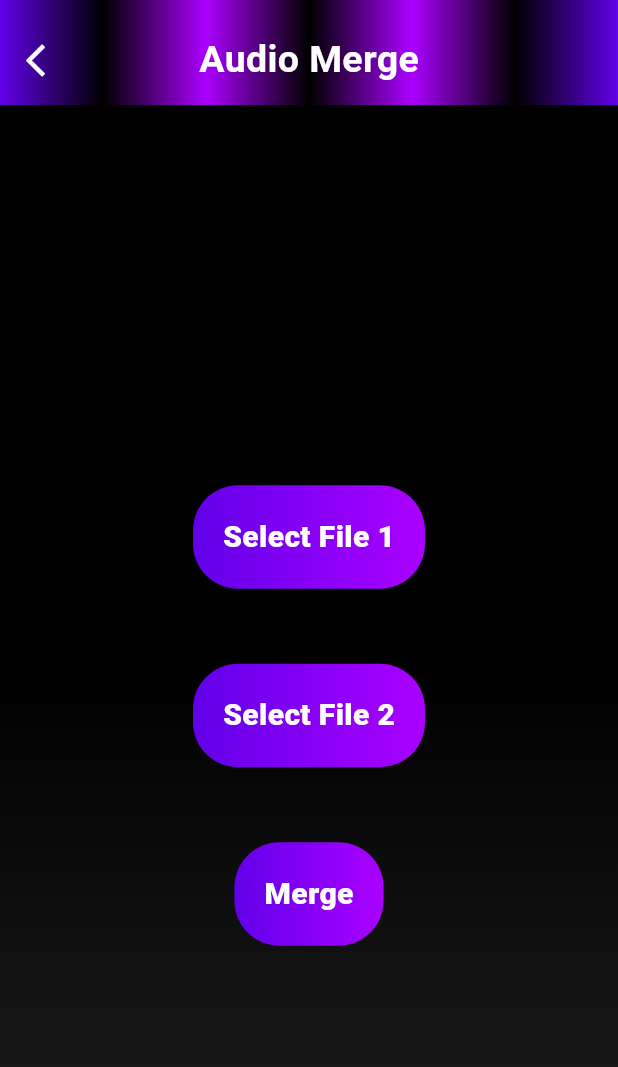
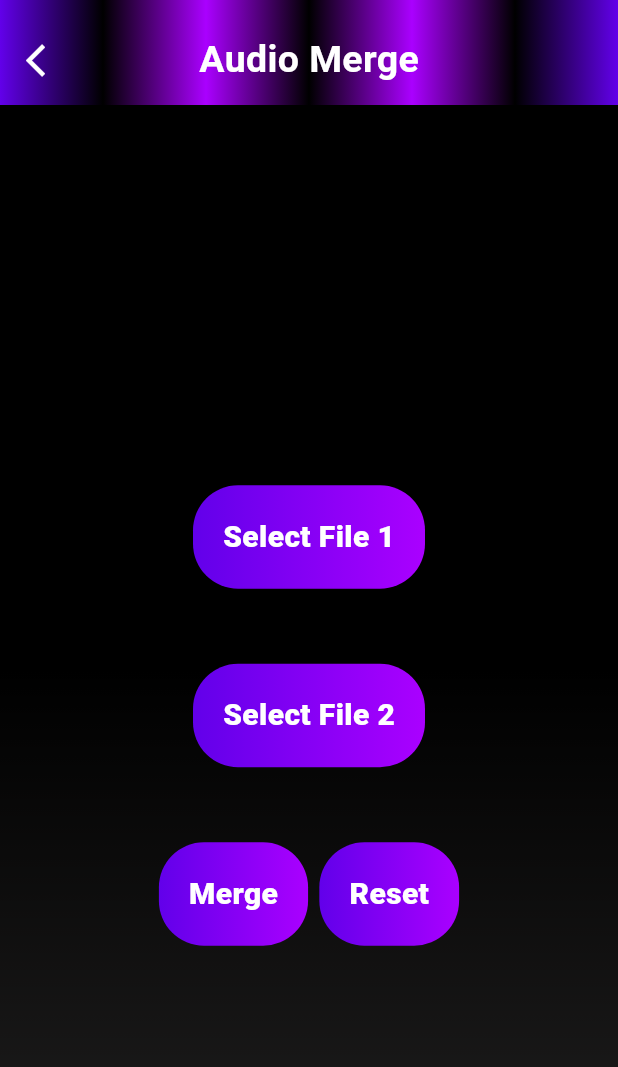
Before and after one commit to rohanpatel1309/trim_pro, a Flutter app: the screen it shows after launch, after a tap on "Merge", on a phone screen of 412 x 824 dp. Shown: the top 1067 px of the screen. Run offline on Flutter 3.47's test engine with Material 3 defaults, Android fonts, the light colour scheme and no system bars; our stand-ins replace auto_route, bloc, device_info_plus, equatable, file_picker, flutter_bloc and 7 more; missing offline and left inert: ffmpeg_kit_flutter_full_gpl, flutter_file_dialog; generated files the repository leaves out were written again.

Commit message:
- Added reset functionality.

```diff
--- a/lib/feature/audio_editing/common_bloc/common_audio_event.dart
+++ b/lib/feature/audio_editing/common_bloc/common_audio_event.dart
@@ -41,3 +41,11 @@ final class CommonAudioSetSliderValue extends CommonAudioEvent {
   @override
   List<Object> get props => [position];
 }
+
+final class ResetFile extends CommonAudioEvent {
+  const ResetFile();
+
+
+  @override
+  List<Object> get props => [];
+}
--- a/lib/feature/audio_editing/cut_audio/presentation/bloc/audio_cut_screen_event.dart
+++ b/lib/feature/audio_editing/cut_audio/presentation/bloc/audio_cut_screen_event.dart
@@ -20,3 +20,10 @@ final class CutAudio extends AudioCutScreenEvent {
   @override
   List<Object> get props => [start,end];
 }
+
+final class Reset extends AudioCutScreenEvent {
+  const Reset();
+
+  @override
+  List<Object> get props => [];
+}
--- a/lib/feature/audio_editing/cut_audio/presentation/bloc/bloc_state_model/audio_cut_bloc_state_model.dart
+++ b/lib/feature/audio_editing/cut_audio/presentation/bloc/bloc_state_model/audio_cut_bloc_state_model.dart
@@ -7,6 +7,8 @@ part 'audio_cut_bloc_state_model.freezed.dart';
 class AudioCutBlocStateModel with _$AudioCutBlocStateModel {
   const factory AudioCutBlocStateModel({
     @Default(false) bool isLoading,
+    @Default("") String filePath,
+    @Default(Duration()) Duration totalDuration,
 
 }) = _AudioCutBlocStateModel;
 }
--- a/lib/feature/audio_editing/merge_audio/presentation/bloc/audio_merge_screen_bloc.dart
+++ b/lib/feature/audio_editing/merge_audio/presentation/bloc/audio_merge_screen_bloc.dart
@@ -24,6 +24,7 @@ class AudioMergeScreenBloc
             audioMergeBlocStateModel: AudioMergeBlocStateModel())) {
     on<PickFile>(_onPickFile);
     on<MergeFile>(_onMergeFile);
+    on<Reset>(_onReset);
   }
 
   /// Pick file
@@ -131,5 +132,12 @@ class AudioMergeScreenBloc
     }
   }
 
+  /// Reset
+  void _onReset(Reset event, Emitter<AudioMergeScreenState> emit){
+    audioMergeBlocStateModel = const AudioMergeBlocStateModel();
+    CommonMethods.cleanupTempFiles();
+    emit(AudioMergeScreenState(audioMergeBlocStateModel: audioMergeBlocStateModel));
+  }
+
 
 }
--- a/lib/feature/audio_editing/merge_audio/presentation/bloc/audio_merge_screen_event.dart
+++ b/lib/feature/audio_editing/merge_audio/presentation/bloc/audio_merge_screen_event.dart
@@ -21,3 +21,10 @@ final class MergeFile extends AudioMergeScreenEvent {
   // TODO: implement props
   List<Object?> get props => [];
 }
+final class Reset extends AudioMergeScreenEvent {
+  const Reset();
+
+  @override
+  // TODO: implement props
+  List<Object?> get props => [];
+}
--- a/lib/feature/audio_editing/merge_audio/presentation/pages/audio_merge_screen.dart
+++ b/lib/feature/audio_editing/merge_audio/presentation/pages/audio_merge_screen.dart
@@ -45,7 +45,6 @@ class ScreenChildren extends StatelessWidget {
           CommonMethods.showToast(
             msg: "File saved successfully.",
           );
-          context.router.back();
         }
       },
       child: Stack(
@@ -77,9 +76,19 @@ class ScreenChildren extends StatelessWidget {
                   );
                 },
               ),
-              CommonButton(
-                onTap: () => BlocProvider.of<AudioMergeScreenBloc>(context).add(const MergeFile()),
-                buttonText: 'Merge',
+              Row(
+                mainAxisAlignment: MainAxisAlignment.center,
+                spacing: 15.w,
+                children: [
+                  CommonButton(
+                    onTap: () => BlocProvider.of<AudioMergeScreenBloc>(context).add(const MergeFile()),
+                    buttonText: 'Merge',
+                  ),
+                  CommonButton(
+                    onTap: () => BlocProvider.of<AudioMergeScreenBloc>(context).add(const Reset()),
+                    buttonText: 'Reset',
+                  ),
+                ],
               ),
             ],
           ),
--- a/lib/feature/audio_editing/split_audio/presentation/bloc/audio_split_screen_event.dart
+++ b/lib/feature/audio_editing/split_audio/presentation/bloc/audio_split_screen_event.dart
@@ -17,7 +17,7 @@ final class SplitAudio extends AudioSplitScreenEvent {
 
   @override
   // TODO: implement props
-  List<Object?> get props => [];
+  List<Object?> get props => [splitAt];
 }
 
 final class SetFileParameters extends AudioSplitScreenEvent {
@@ -28,3 +28,30 @@ final class SetFileParameters extends AudioSplitScreenEvent {
   @override
   List<Object> get props => [filePath];
 }
+
+final class SaveFile1 extends AudioSplitScreenEvent {
+
+  const SaveFile1();
+
+  @override
+  // TODO: implement props
+  List<Object?> get props => [];
+}
+
+final class SaveFile2 extends AudioSplitScreenEvent {
+
+  const SaveFile2();
+
+  @override
+  // TODO: implement props
+  List<Object?> get props => [];
+}
+
+final class Reset extends AudioSplitScreenEvent {
+
+  const Reset();
+
+  @override
+  // TODO: implement props
+  List<Object?> get props => [];
+}
--- a/lib/feature/audio_editing/split_audio/presentation/bloc/audio_split_screen_state.dart
+++ b/lib/feature/audio_editing/split_audio/presentation/bloc/audio_split_screen_state.dart
@@ -21,8 +21,15 @@ final class Error extends AudioSplitScreenState {
 }
 
 final class Completed extends AudioSplitScreenState{
-  const Completed() : super(audioSplitBlocStateModel:  const AudioSplitBlocStateModel());
+
+  /// 0 = Process Completed
+  /// 1 = Saved File 1
+  /// 2 = Saved File 2
+
+  const Completed({required this.no, required this.dateTime}) : super(audioSplitBlocStateModel:  const AudioSplitBlocStateModel());
+  final int no;
+  final DateTime dateTime;
   @override
   // TODO: implement props
-  List<Object> get props => [];
+  List<Object> get props => [no,dateTime];
 }
--- a/lib/feature/audio_editing/split_audio/presentation/bloc/bloc_state_model/audio_split_bloc_state_model.dart
+++ b/lib/feature/audio_editing/split_audio/presentation/bloc/bloc_state_model/audio_split_bloc_state_model.dart
@@ -7,5 +7,7 @@ class AudioSplitBlocStateModel with _$AudioSplitBlocStateModel{
 
   const factory AudioSplitBlocStateModel({
     @Default(false) bool isLoading,
+    @Default("") String filePath,
+    @Default(Duration()) Duration totalDuration,
   }) = _AudioSplitBlocStateModel;
 }
--- a/lib/feature/home/presentation/pages/home_screen.dart
+++ b/lib/feature/home/presentation/pages/home_screen.dart
@@ -40,12 +40,7 @@ class ScreenChildren extends StatelessWidget {
 
   @override
   Widget build(BuildContext context) {
-    return ListView(
-      padding: EdgeInsets.symmetric(
-        horizontal: 10.w,
-      ),
-      children: [
-        BlocSelector<HomeScreenBloc, HomeScreenState, int>(
+    return BlocSelector<HomeScreenBloc, HomeScreenState, int>(
       selector: (state) => state.index,
       builder: (context, state) {
         return Column(
@@ -68,16 +63,23 @@ class ScreenChildren extends StatelessWidget {
                 ),
               ],
             ),
+            Expanded(
+              child: ListView(
+                padding: EdgeInsets.symmetric(
+                  horizontal: 10.w,
+                ),
+                children: [
                   Visibility(
                     visible: state == 0,
                     replacement: const VideoEditingWidget(),
                     child: const AudioEditingWidget(),
                   ),
                 ],
+              ),
+            ),
+          ],
         );
       },
-        ),
-      ],
     );
   }
 }
```
Also changed, not shown: lib/feature/audio_editing/common_bloc/common_audio_bloc.dart (+28 -17 lines), lib/feature/audio_editing/common_widgets/common_audio_player.dart (+24 -5 lines), lib/feature/audio_editing/cut_audio/presentation/bloc/audio_cut_screen_bloc.dart (+16 -9 lines), lib/feature/audio_editing/cut_audio/presentation/pages/audio_cut_screen.dart (+20 -3 lines), lib/feature/audio_editing/split_audio/presentation/bloc/audio_split_screen_bloc.dart (+69 -46 lines), lib/feature/audio_editing/split_audio/presentation/pages/audio_split_screen.dart (+53 -22 lines). Lines whose indentation alone changed are shown as unchanged.
